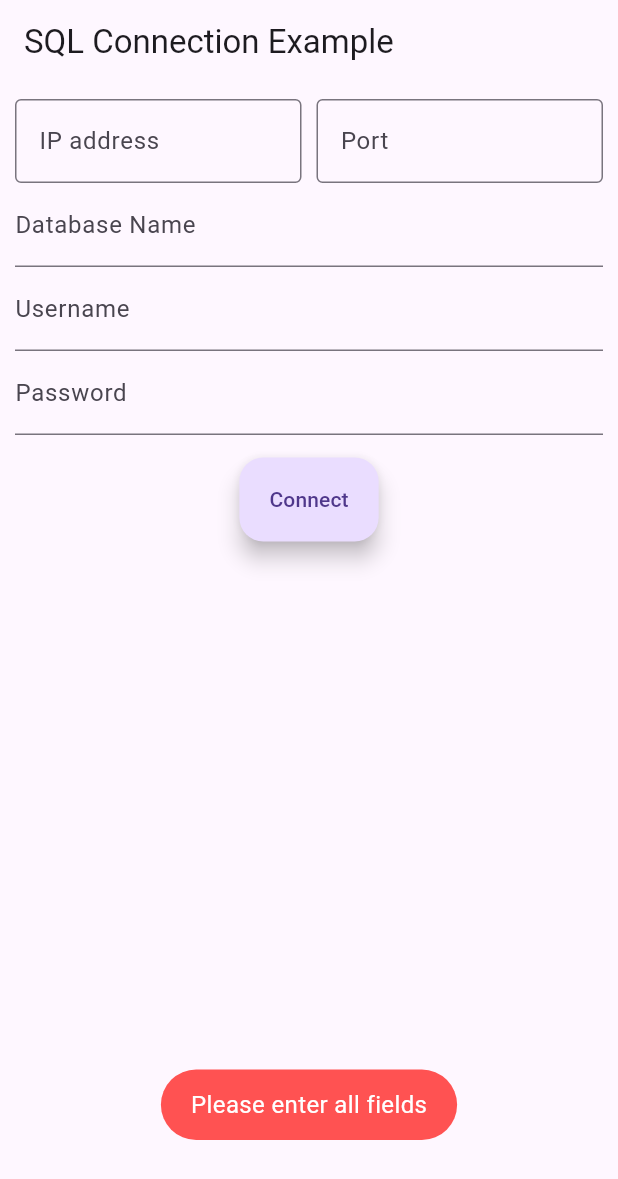
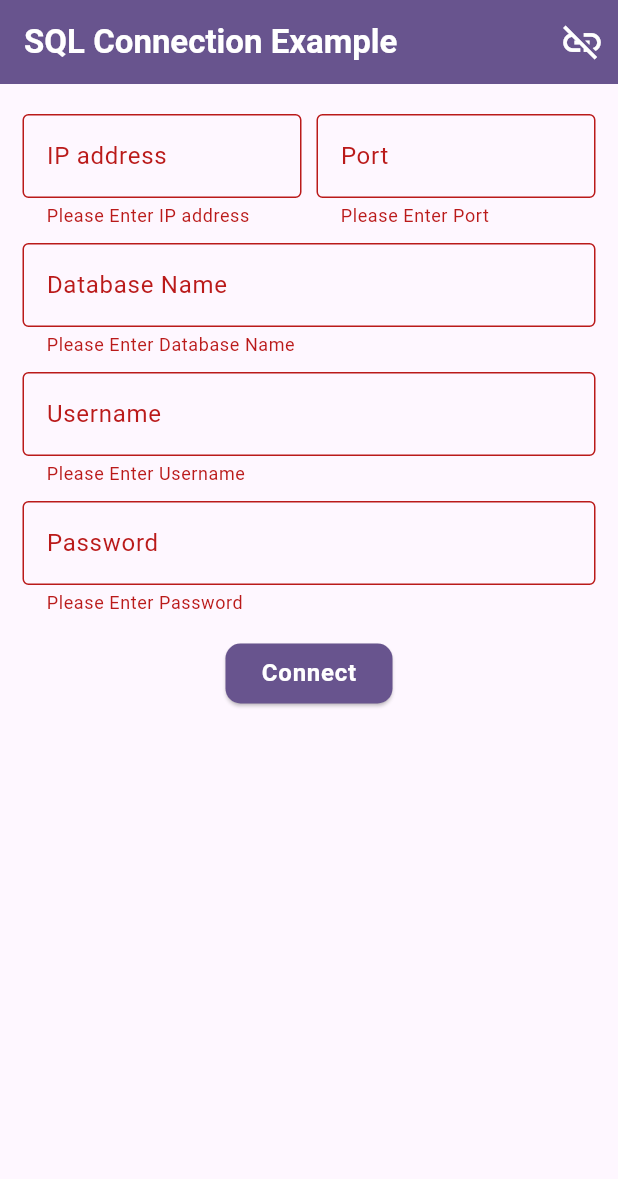
Before and after one commit to bijithpn/sql_connection_package, a Flutter app: the screen it shows after launch, after a tap on "Connect", on a phone screen of 412 x 824 dp. Shown: the top 1179 px of the screen. Run offline on Flutter 3.47's test engine with Material 3 defaults, Android fonts, the phone set to English and light mode, and no system bars; our stand-ins replace plugin_platform_interface; missing offline and left inert: flutter_json_view.

Commit message:
main.dart updated

```diff
--- a/example/lib/main.dart
+++ b/example/lib/main.dart
@@ -1,8 +1,6 @@
-import 'dart:convert';
-
 import 'package:flutter/material.dart';
 import 'package:flutter/services.dart';
-import 'package:fluttertoast/fluttertoast.dart';
+import 'package:flutter_json_view/flutter_json_view.dart';
 
 import 'package:sql_connection/sql_connection.dart';
 
@@ -25,8 +23,14 @@ class _MyAppState extends State<MyApp> {
 
   @override
   Widget build(BuildContext context) {
-    return const MaterialApp(
-        debugShowCheckedModeBanner: false, home: HomPage());
+    return MaterialApp(
+        title: 'SQL Connection Example',
+        theme: ThemeData(
+          colorScheme: ColorScheme.fromSeed(seedColor: Colors.deepPurple),
+          useMaterial3: true,
+        ),
+        debugShowCheckedModeBanner: false,
+        home: const HomPage());
   }
 }
 
@@ -46,48 +50,197 @@ class _HomPageState extends State<HomPage> {
       password = '',
       databaseName = '',
       readQuery = '',
-      writeQuery = '';
-  final _sqlConnection = SqlConnection.getInstance();
+      writeQuery = '',
+      result = '';
+
   final pageController = PageController();
+  final sqlConnection = SqlConnection.getInstance();
+
+  final _formKey = GlobalKey<FormState>();
+
+  @override
+  void dispose() {
+    sqlConnection.disconnect();
+    super.dispose();
+  }
+
+  void connect() async {
+    var connectionStatus = await sqlConnection.connect(
+        ip: ip,
+        port: port,
+        databaseName: databaseName,
+        username: username,
+        password: password);
+    if (connectionStatus) {
+      showSnackBar(
+        "Connection Established",
+      );
+      pageController.nextPage(
+          duration: const Duration(milliseconds: 500), curve: Curves.easeInOut);
+    } else {
+      showSnackBar(
+        "Connection Failed",
+      );
+    }
+  }
+
+  void showSnackBar(String message) {
+    ScaffoldMessenger.of(context).showSnackBar(SnackBar(
+      content: Text(message),
+      behavior: SnackBarBehavior.floating,
+    ));
+  }
+
+  void execute(String s, BuildContext context) async {
+    try {
+      if (s == "Read") {
+        if (readQuery.isEmpty) {
+          showSnackBar("Empty query");
+          return;
+        }
+        showProgress();
+        result = await sqlConnection.getData(readQuery);
+        hideProgress();
+      } else {
+        if (writeQuery.isEmpty) {
+          showSnackBar("Empty query");
+          return;
+        }
+        showProgress();
+        result = await sqlConnection.writeData(writeQuery);
+        hideProgress();
+      }
+      setState(() {});
+    } on PlatformException catch (e) {
+      hideProgress();
+      showSnackBar(
+        e.message ?? "",
+      );
+    }
+  }
+
+  void showProgress() async => await showDialog(
+        context: context,
+        builder: (context) => Center(
+          child: Container(
+            decoration: const BoxDecoration(
+              color: Colors.white,
+              shape: BoxShape.circle,
+            ),
+            padding: const EdgeInsets.all(10),
+            child: const CircularProgressIndicator(),
+          ),
+        ),
+      );
+
+  void hideProgress() {
+    Navigator.pop(context);
+  }
 
   @override
   Widget build(BuildContext context) {
     return Scaffold(
       appBar: AppBar(
-        title: const Text('SQL Connection Example'),
+        elevation: 5,
+        backgroundColor: Theme.of(context).primaryColor,
+        title: Text(
+          'SQL Connection Example',
+          style: Theme.of(context)
+              .textTheme
+              .titleLarge!
+              .copyWith(color: Colors.white, fontWeight: FontWeight.bold),
         ),
-      body: PageView(
+        actions: [
+          IconButton(
+              onPressed: () {
+                sqlConnection.disconnect();
+                pageController.animateToPage(0,
+                    duration: const Duration(milliseconds: 500),
+                    curve: Curves.easeInOut);
+              },
+              icon: const Icon(
+                Icons.link_off,
+                size: 30,
+                color: Colors.white,
+              ))
+        ],
+      ),
+      body: Form(
+        key: _formKey,
+        child: PageView(
           controller: pageController,
           children: [
             SingleChildScrollView(
               child: Padding(
-              padding: const EdgeInsets.all(10.0),
+                padding:
+                    const EdgeInsets.symmetric(horizontal: 15, vertical: 20),
                 child: Column(children: [
                   Row(children: [
                     Flexible(
-                      child: customTextField("IP address",
+                        child: CustomTextField(
+                            title: "IP address",
                             onchanged: (p0) => ip = p0,
+                            inputFormatters: [
+                              FilteringTextInputFormatter.allow(
+                                RegExp(r'[\d\.]'),
+                              ),
+                            ],
                             keyboardType: TextInputType.number)),
                     const SizedBox(width: 10),
                     Flexible(
-                      child: customTextField("Port",
+                        child: CustomTextField(
+                            title: "Port",
+                            inputFormatters: [
+                              FilteringTextInputFormatter.digitsOnly,
+                              LengthLimitingTextInputFormatter(4)
+                            ],
                             onchanged: (p0) => port = p0,
                             keyboardType: TextInputType.number))
                   ]),
-                customTextField("Database Name",
-                    onchanged: (p0) => databaseName = p0),
-                customTextField("Username", onchanged: (p0) => username = p0),
-                customTextField("Password", onchanged: (p0) => password = p0),
+                  const SizedBox(height: 10),
+                  CustomTextField(
+                    title: "Database Name",
+                    keyboardType: TextInputType.text,
+                    onchanged: (p0) => databaseName = p0,
+                  ),
+                  const SizedBox(height: 10),
+                  CustomTextField(
+                    keyboardType: TextInputType.text,
+                    title: "Username",
+                    onchanged: (p0) => username = p0,
+                  ),
+                  const SizedBox(height: 10),
+                  CustomTextField(
+                    keyboardType: TextInputType.text,
+                    title: "Password",
+                    onchanged: (p0) => password = p0,
+                  ),
                   const SizedBox(height: 15.0),
-                FloatingActionButton.extended(
-                    onPressed: connect, label: const Text("Connect"))
+                  ElevatedButton(
+                      style: ButtonStyle(
+                          backgroundColor: WidgetStatePropertyAll(
+                              Theme.of(context).primaryColor),
+                          shape: WidgetStatePropertyAll(RoundedRectangleBorder(
+                              borderRadius: BorderRadius.circular(10)))),
+                      onPressed: () {
+                        if (_formKey.currentState!.validate()) {
+                          connect();
+                        }
+                      },
+                      child: Text(
+                        "Connect",
+                        style: Theme.of(context).textTheme.bodyLarge!.copyWith(
+                              fontWeight: FontWeight.bold,
+                              color: Colors.white,
+                            ),
+                      ))
                 ]),
               ),
             ),
-          SingleChildScrollView(
-            child: Padding(
-              padding: const EdgeInsets.all(10.0),
+            Padding(
+              padding: const EdgeInsets.symmetric(horizontal: 15, vertical: 10),
               child: Column(
+                crossAxisAlignment: CrossAxisAlignment.start,
                 children: [
                   Card(
                     child: Padding(
@@ -104,10 +257,11 @@ class _HomPageState extends State<HomPage> {
                                   icon: const Icon(Icons.play_arrow_rounded))
                             ],
                           ),
-                          customTextField('query',
+                          CustomTextField(
+                            title: 'query',
                             onchanged: (p0) => readQuery = p0,
                             autovalidateMode: false,
-                              enableLabel: false)
+                          )
                         ],
                       ),
                     ),
@@ -128,48 +282,66 @@ class _HomPageState extends State<HomPage> {
                                   icon: const Icon(Icons.play_arrow_rounded))
                             ],
                           ),
-                          customTextField('query',
+                          CustomTextField(
+                            title: 'query',
                             onchanged: (p0) => writeQuery = p0,
                             autovalidateMode: false,
-                              enableLabel: false)
+                          )
                         ],
                       ),
+                    ),
+                  ),
+                  const SizedBox(height: 10),
+                  Text(
+                    "Response",
+                    style: Theme.of(context).textTheme.titleLarge,
+                  ),
+                  const SizedBox(height: 10),
+                  Expanded(
+                    child: SingleChildScrollView(
+                      padding: const EdgeInsets.symmetric(horizontal: 20),
+                      child: JsonView.string(result),
                     ),
                   ),
                 ],
               ),
             ),
+          ],
         ),
-        ],
       ),
     );
   }
+}
 
-  TextFormField customTextField(String title,
-          {void Function(String)? onchanged,
-          TextInputType? keyboardType,
-          bool autovalidateMode = true,
-          bool enableLabel = true}) =>
-      TextFormField(
+class CustomTextField extends StatelessWidget {
+  const CustomTextField({
+    super.key,
+    this.onchanged,
+    this.autovalidateMode = true,
+    this.keyboardType,
+    required this.title,
+    this.inputFormatters,
+  });
+
+  final void Function(String)? onchanged;
+  final bool autovalidateMode;
+  final TextInputType? keyboardType;
+  final String title;
+  final List<TextInputFormatter>? inputFormatters;
+
+  @override
+  Widget build(BuildContext context) {
+    return TextFormField(
       autocorrect: true,
       autovalidateMode:
           autovalidateMode ? AutovalidateMode.onUserInteraction : null,
-        inputFormatters: [
-          if (title == "IP address")
-            FilteringTextInputFormatter.allow(RegExp(r'[\d\.]')),
-          if (title == "Port") ...[
-            FilteringTextInputFormatter.digitsOnly,
-            LengthLimitingTextInputFormatter(4)
-          ]
-        ],
+      inputFormatters: inputFormatters,
       keyboardType: keyboardType,
       onChanged: onchanged,
       decoration: InputDecoration(
-            border: title == "Port" || title == "IP address"
-                ? const OutlineInputBorder()
-                : null,
-            hintText: "Enter $title ${title == "Port" ? "number" : ""}",
-            labelText: enableLabel ? title : null),
+          border: const OutlineInputBorder(),
+          hintText: "Enter $title",
+          labelText: title),
       validator: (value) {
         if (value!.isEmpty) {
           return "Please Enter $title";
@@ -177,112 +349,5 @@ class _HomPageState extends State<HomPage> {
         return null;
       },
     );
-
-  connect() async {
-    if (ip.isEmpty ||
-        port.isEmpty ||
-        databaseName.isEmpty ||
-        username.isEmpty ||
-        password.isEmpty) {
-      toastMessage("Please enter all fields", color: Colors.redAccent);
-
-      return;
-    }
-    print('''$ip
-        $port
-        $databaseName
-        $username
-        $password''');
-    _sqlConnection
-        .connect(
-            ip: ip,
-            port: port,
-            databaseName: databaseName,
-            username: username,
-            password: password)
-        .then((value) {
-      if (value) {
-        toastMessage("Connection Established", color: Colors.green);
-        pageController.nextPage(
-            duration: const Duration(milliseconds: 500),
-            curve: Curves.easeInOut);
-      } else {
-        toastMessage("Connection Failed", color: Colors.redAccent);
-      }
-    });
-  }
-
-  Future<bool?> toastMessage(String message,
-      {Color color = Colors.blueAccent}) {
-    return Fluttertoast.showToast(
-        msg: message,
-        toastLength: Toast.LENGTH_SHORT,
-        timeInSecForIosWeb: 1,
-        backgroundColor: color,
-        textColor: Colors.white,
-        fontSize: 16.0);
-  }
-
-  execute(String s, BuildContext context) async {
-    try {
-      if (s == "Read") {
-        if (readQuery.isEmpty) {
-          toastMessage("Empty query", color: Colors.redAccent);
-          return;
-        }
-        print(readQuery);
-        showProgress(context);
-        var startTime = DateTime.now();
-        var result = await _sqlConnection.getData(readQuery);
-        var difference = DateTime.now().difference(startTime);
-        if (!mounted) return;
-        hideProgress(context);
-        print(
-            "Duration: $difference and RecordCount:${jsonDecode(result).length}");
-        toastMessage(
-            "Please check the console for data.\n Duration: $difference");
-      } else {
-        if (writeQuery.isEmpty) {
-          toastMessage("Empty query", color: Colors.redAccent);
-          return;
-        }
-        showProgress(context);
-        var startTime = DateTime.now();
-        var result = await _sqlConnection.writeData(writeQuery);
-        var difference = DateTime.now().difference(startTime);
-        if (!mounted) return;
-        hideProgress(context);
-        print("Duration: ${DateTime.now().difference(startTime)} ");
-        print(result.toString());
-        toastMessage(
-            "Please check the console for data.\n Duration: $difference");
-      }
-    } on PlatformException catch (e) {
-      hideProgress(context);
-      toastMessage(e.message ?? "", color: Colors.redAccent);
   }
 }
-
-  showProgress(BuildContext context,
-          [String alertMessage = "Fetching Data..."]) async =>
-      await showDialog(
-          context: context,
-          builder: (context) => AlertDialog(
-                content: Row(
-                  mainAxisSize: MainAxisSize.min,
-                  children: [
-                    const SizedBox.square(
-                        dimension: 35, child: CircularProgressIndicator()),
-                    const SizedBox(width: 12),
-                    Text(
-                      alertMessage,
-                      style: const TextStyle(fontSize: 20),
-                    )
-                  ],
-                ),
-              ));
-
-  hideProgress(BuildContext context) {
-    Navigator.pop(context);
-  }
-}
```
Also changed, not shown: example/pubspec.yaml (+3 -62 lines), pubspec.yaml (+2 -48 lines), example/pubspec.lock, 2 other files. Lines whose indentation alone changed are shown as unchanged.
